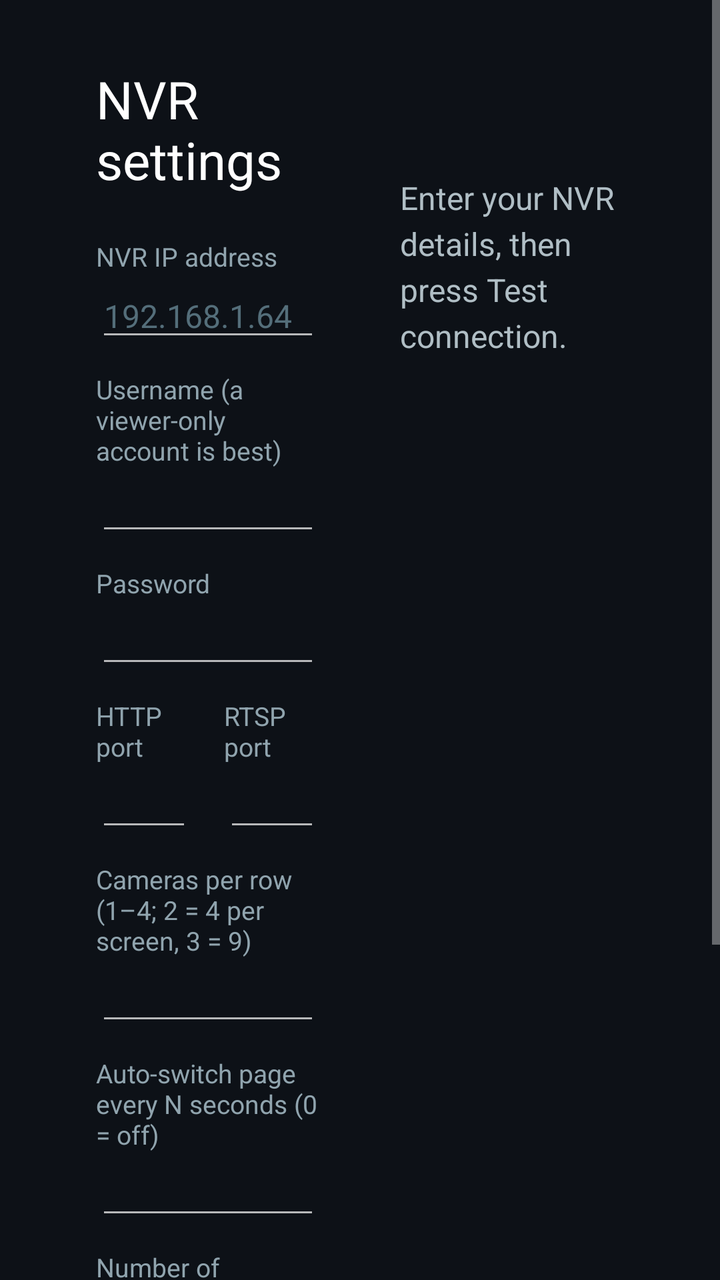
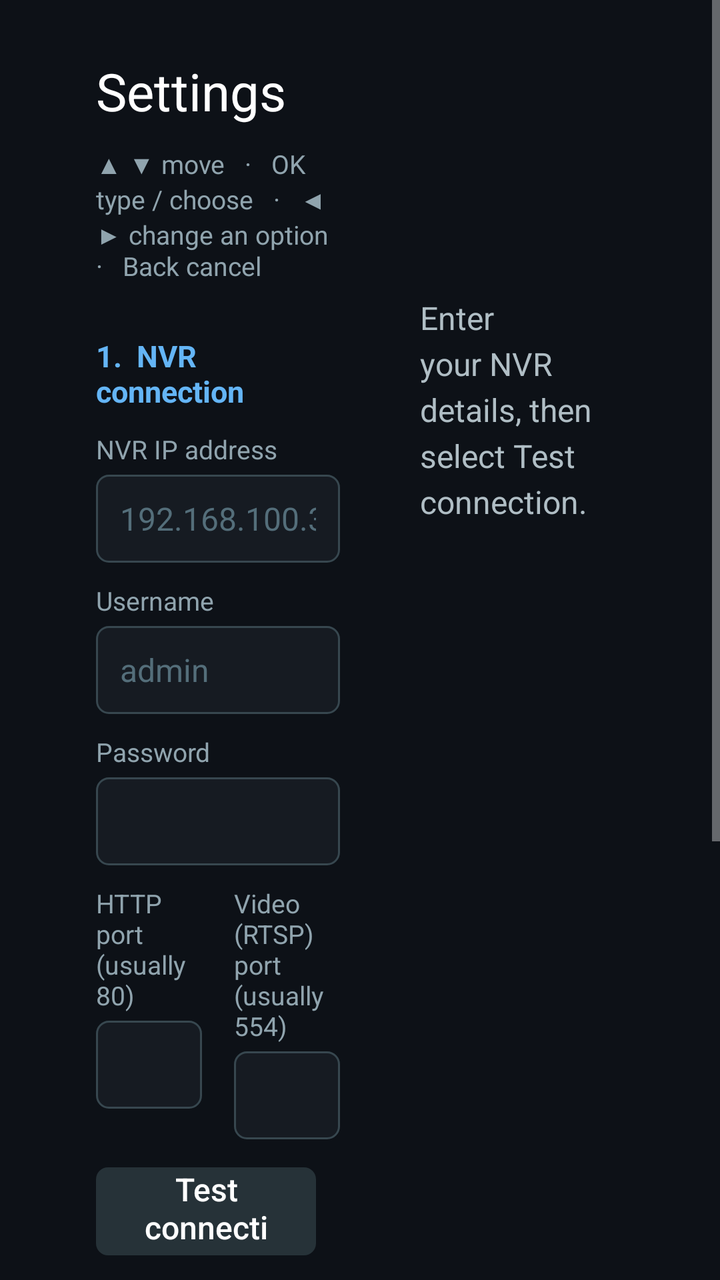

Screens rendered from an Android XML layout before and after an edit, with the pre-edit source and the edit as a unified diff.
<!-- AndroidManifest.xml: application theme AppTheme -->
<!-- res/layout/activity_settings.xml -->
<?xml version="1.0" encoding="utf-8"?>
<ScrollView xmlns:android="http://schemas.android.com/apk/res/android"
    android:layout_width="match_parent"
    android:layout_height="match_parent"
    android:background="#0D1117">

    <LinearLayout
        android:layout_width="match_parent"
        android:layout_height="wrap_content"
        android:orientation="horizontal"
        android:paddingHorizontal="48dp"
        android:paddingVertical="32dp">

        
        <LinearLayout
            android:layout_width="0dp"
            android:layout_height="wrap_content"
            android:layout_weight="1"
            android:orientation="vertical">

            <TextView
                style="@style/SettingsTitle"
                android:text="NVR settings" />

            <TextView style="@style/SettingsLabel" android:text="NVR IP address" />
            <EditText
                android:id="@+id/f_host"
                style="@style/SettingsField"
                android:hint="192.168.1.64"
                android:inputType="textUri" />

            <TextView style="@style/SettingsLabel" android:text="Username (a viewer-only account is best)" />
            <EditText
                android:id="@+id/f_user"
                style="@style/SettingsField"
                android:inputType="text" />

            <TextView style="@style/SettingsLabel" android:text="Password" />
            <EditText
                android:id="@+id/f_pass"
                style="@style/SettingsField"
                android:inputType="textPassword" />

            <LinearLayout
                android:layout_width="match_parent"
                android:layout_height="wrap_content"
                android:orientation="horizontal">

                <LinearLayout
                    android:layout_width="0dp"
                    android:layout_height="wrap_content"
                    android:layout_marginEnd="16dp"
                    android:layout_weight="1"
                    android:orientation="vertical">

                    <TextView style="@style/SettingsLabel" android:text="HTTP port" />
                    <EditText
                        android:id="@+id/f_http_port"
                        style="@style/SettingsField"
                        android:inputType="number" />
                </LinearLayout>

                <LinearLayout
                    android:layout_width="0dp"
                    android:layout_height="wrap_content"
                    android:layout_weight="1"
                    android:orientation="vertical">

                    <TextView style="@style/SettingsLabel" android:text="RTSP port" />
                    <EditText
                        android:id="@+id/f_rtsp_port"
                        style="@style/SettingsField"
                        android:inputType="number" />
                </LinearLayout>
            </LinearLayout>

            <TextView style="@style/SettingsLabel" android:text="Cameras per row (1–4; 2 = 4 per screen, 3 = 9)" />
            <EditText
                android:id="@+id/f_grid"
                style="@style/SettingsField"
                android:inputType="number" />

            <TextView style="@style/SettingsLabel" android:text="Auto-switch page every N seconds (0 = off)" />
            <EditText
                android:id="@+id/f_cycle"
                style="@style/SettingsField"
                android:inputType="number" />

            <TextView style="@style/SettingsLabel" android:text="Number of cameras (0 = detect automatically)" />
            <EditText
                android:id="@+id/f_manual"
                style="@style/SettingsField"
                android:inputType="number" />

            <LinearLayout
                android:layout_width="match_parent"
                android:layout_height="wrap_content"
                android:layout_marginTop="20dp"
                android:orientation="horizontal">

                <Button
                    android:id="@+id/btn_test"
                    android:layout_width="wrap_content"
                    android:layout_height="wrap_content"
                    android:layout_marginEnd="12dp"
                    android:text="Test connection" />

                <Button
                    android:id="@+id/btn_save"
                    android:layout_width="wrap_content"
                    android:layout_height="wrap_content"
                    android:text="Save" />
            </LinearLayout>
        </LinearLayout>

        
        <TextView
            android:id="@+id/result"
            android:layout_width="0dp"
            android:layout_height="wrap_content"
            android:layout_marginStart="40dp"
            android:layout_marginTop="56dp"
            android:layout_weight="1"
            android:lineSpacingExtra="4dp"
            android:text="Enter your NVR details, then press Test connection."
            android:textColor="#B0BEC5"
            android:textSize="16sp" />
    </LinearLayout>
</ScrollView>
<!-- resources referenced by this layout -->
<resources>
  <style name="SettingsField">
          <item name="android:layout_width">match_parent</item>
          <item name="android:layout_height">wrap_content</item>
          <item name="android:maxLines">1</item>
          <item name="android:imeOptions">actionNext</item>
          <item name="android:textColor">#FFFFFF</item>
          <item name="android:textColorHint">#546E7A</item>
          <item name="android:textSize">16sp</item>
      </style>
  <style name="SettingsLabel">
          <item name="android:layout_width">wrap_content</item>
          <item name="android:layout_height">wrap_content</item>
          <item name="android:layout_marginTop">10dp</item>
          <item name="android:textColor">#90A4AE</item>
          <item name="android:textSize">13sp</item>
      </style>
  <style name="SettingsTitle">
          <item name="android:layout_width">wrap_content</item>
          <item name="android:layout_height">wrap_content</item>
          <item name="android:layout_marginBottom">12dp</item>
          <item name="android:textColor">#FFFFFF</item>
          <item name="android:textSize">26sp</item>
      </style>
  <!-- unchanged entries left out for length: 1 -->
</resources>

<!-- the commit's change to res/layout/activity_settings.xml (unified diff, before → after) -->
@@ -2,37 +2,48 @@
 <ScrollView xmlns:android="http://schemas.android.com/apk/res/android"
     android:layout_width="match_parent"
     android:layout_height="match_parent"
-    android:background="#0D1117">
+    android:background="#0D1117"
+    android:fillViewport="true">
 
     <LinearLayout
         android:layout_width="match_parent"
         android:layout_height="wrap_content"
         android:orientation="horizontal"
         android:paddingHorizontal="48dp"
-        android:paddingVertical="32dp">
+        android:paddingVertical="28dp">
 
         
         <LinearLayout
             android:layout_width="0dp"
             android:layout_height="wrap_content"
-            android:layout_weight="1"
+            android:layout_weight="1.2"
             android:orientation="vertical">
 
             <TextView
                 style="@style/SettingsTitle"
-                android:text="NVR settings" />
+                android:text="Settings" />
+
+            <TextView
+                style="@style/SettingsLabel"
+                android:text="▲ ▼ move   ·   OK type / choose   ·   ◀ ▶ change an option   ·   Back cancel" />
+
+            
+            <TextView
+                style="@style/SettingsSection"
+                android:text="1.  NVR connection" />
 
             <TextView style="@style/SettingsLabel" android:text="NVR IP address" />
             <EditText
                 android:id="@+id/f_host"
                 style="@style/SettingsField"
-                android:hint="192.168.1.64"
+                android:hint="192.168.100.30"
                 android:inputType="textUri" />
 
-            <TextView style="@style/SettingsLabel" android:text="Username (a viewer-only account is best)" />
+            <TextView style="@style/SettingsLabel" android:text="Username" />
             <EditText
                 android:id="@+id/f_user"
                 style="@style/SettingsField"
+                android:hint="admin"
                 android:inputType="text" />
 
             <TextView style="@style/SettingsLabel" android:text="Password" />
@@ -53,7 +64,7 @@
                     android:layout_weight="1"
                     android:orientation="vertical">
 
-                    <TextView style="@style/SettingsLabel" android:text="HTTP port" />
+                    <TextView style="@style/SettingsLabel" android:text="HTTP port (usually 80)" />
                     <EditText
                         android:id="@+id/f_http_port"
                         style="@style/SettingsField"
@@ -66,50 +77,58 @@
                     android:layout_weight="1"
                     android:orientation="vertical">
 
-                    <TextView style="@style/SettingsLabel" android:text="RTSP port" />
+                    <TextView style="@style/SettingsLabel" android:text="Video (RTSP) port (usually 554)" />
                     <EditText
                         android:id="@+id/f_rtsp_port"
                         style="@style/SettingsField"
+                        android:imeOptions="actionDone"
                         android:inputType="number" />
                 </LinearLayout>
             </LinearLayout>
 
-            <TextView style="@style/SettingsLabel" android:text="Cameras per row (1–4; 2 = 4 per screen, 3 = 9)" />
-            <EditText
-                android:id="@+id/f_grid"
-                style="@style/SettingsField"
-                android:inputType="number" />
+            <Button
+                android:id="@+id/btn_test"
+                style="@style/SettingsButton"
+                android:layout_marginTop="14dp"
+                android:text="Test connection" />
 
-            <TextView style="@style/SettingsLabel" android:text="Auto-switch page every N seconds (0 = off)" />
-            <EditText
-                android:id="@+id/f_cycle"
-                style="@style/SettingsField"
-                android:inputType="number" />
+            
+            <TextView
+                style="@style/SettingsSection"
+                android:text="2.  Display" />
 
-            <TextView style="@style/SettingsLabel" android:text="Number of cameras (0 = detect automatically)" />
-            <EditText
-                android:id="@+id/f_manual"
-                style="@style/SettingsField"
-                android:inputType="number" />
+            <Button
+                android:id="@+id/o_grid"
+                style="@style/SettingsOption" />
 
+            <Button
+                android:id="@+id/o_fit"
+                style="@style/SettingsOption" />
+
+            <Button
+                android:id="@+id/o_cycle"
+                style="@style/SettingsOption" />
+
+            <Button
+                android:id="@+id/o_manual"
+                style="@style/SettingsOption" />
+
+            
             <LinearLayout
                 android:layout_width="match_parent"
                 android:layout_height="wrap_content"
-                android:layout_marginTop="20dp"
+                android:layout_marginTop="24dp"
                 android:orientation="horizontal">
 
                 <Button
-                    android:id="@+id/btn_test"
-                    android:layout_width="wrap_content"
-                    android:layout_height="wrap_content"
-                    android:layout_marginEnd="12dp"
-                    android:text="Test connection" />
+                    android:id="@+id/btn_save"
+                    style="@style/SettingsButton"
+                    android:text="Save" />
 
                 <Button
-                    android:id="@+id/btn_save"
-                    android:layout_width="wrap_content"
-                    android:layout_height="wrap_content"
-                    android:text="Save" />
+                    android:id="@+id/btn_cancel"
+                    style="@style/SettingsButton"
+                    android:text="Cancel" />
             </LinearLayout>
         </LinearLayout>
 
@@ -119,10 +138,10 @@
             android:layout_width="0dp"
             android:layout_height="wrap_content"
             android:layout_marginStart="40dp"
-            android:layout_marginTop="56dp"
+            android:layout_marginTop="120dp"
             android:layout_weight="1"
             android:lineSpacingExtra="4dp"
-            android:text="Enter your NVR details, then press Test connection."
+            android:text="Enter your NVR details, then select Test connection."
             android:textColor="#B0BEC5"
             android:textSize="16sp" />
     </LinearLayout>
<!-- resource entries referenced after the edit -->
@@ -1,10 +1,29 @@
 <!-- resources referenced by this layout -->
 <resources>
+  <style name="SettingsButton">
+          <item name="android:layout_width">wrap_content</item>
+          <item name="android:layout_height">44dp</item>
+          <item name="android:layout_marginEnd">12dp</item>
+          <item name="android:background">@drawable/button_tv</item>
+          <item name="android:focusable">true</item>
+          <item name="android:gravity">center</item>
+          <item name="android:paddingHorizontal">24dp</item>
+          <item name="android:textAllCaps">false</item>
+          <item name="android:textColor">#FFFFFF</item>
+          <item name="android:textSize">16sp</item>
+          <item name="android:stateListAnimator">@null</item>
+          <item name="android:minHeight">0dp</item>
+          <item name="android:minWidth">0dp</item>
+          <item name="android:paddingVertical">0dp</item>
+      </style>
   <style name="SettingsField">
           <item name="android:layout_width">match_parent</item>
-          <item name="android:layout_height">wrap_content</item>
+          <item name="android:layout_height">44dp</item>
+          <item name="android:background">@drawable/field_tv</item>
+          <item name="android:imeOptions">actionNext</item>
           <item name="android:maxLines">1</item>
-          <item name="android:imeOptions">actionNext</item>
+          <item name="android:paddingHorizontal">12dp</item>
+          <item name="android:singleLine">true</item>
           <item name="android:textColor">#FFFFFF</item>
           <item name="android:textColorHint">#546E7A</item>
           <item name="android:textSize">16sp</item>
@@ -13,16 +32,80 @@
           <item name="android:layout_width">wrap_content</item>
           <item name="android:layout_height">wrap_content</item>
           <item name="android:layout_marginTop">10dp</item>
+          <item name="android:layout_marginBottom">4dp</item>
           <item name="android:textColor">#90A4AE</item>
           <item name="android:textSize">13sp</item>
+      </style>
+  <style name="SettingsOption">
+          <item name="android:layout_width">match_parent</item>
+          <item name="android:layout_height">44dp</item>
+          <item name="android:layout_marginTop">8dp</item>
+          <item name="android:background">@drawable/button_tv</item>
+          <item name="android:focusable">true</item>
+          <item name="android:gravity">center_vertical|start</item>
+          <item name="android:paddingHorizontal">16dp</item>
+          <item name="android:textAllCaps">false</item>
+          <item name="android:textColor">#FFFFFF</item>
+          <item name="android:textSize">15sp</item>
+          <item name="android:stateListAnimator">@null</item>
+          <item name="android:minHeight">0dp</item>
+          <item name="android:minWidth">0dp</item>
+          <item name="android:paddingVertical">0dp</item>
+      </style>
+  <style name="SettingsSection">
+          <item name="android:layout_width">wrap_content</item>
+          <item name="android:layout_height">wrap_content</item>
+          <item name="android:layout_marginTop">22dp</item>
+          <item name="android:textColor">#64B5F6</item>
+          <item name="android:textSize">15sp</item>
+          <item name="android:textStyle">bold</item>
       </style>
   <style name="SettingsTitle">
           <item name="android:layout_width">wrap_content</item>
           <item name="android:layout_height">wrap_content</item>
-          <item name="android:layout_marginBottom">12dp</item>
           <item name="android:textColor">#FFFFFF</item>
           <item name="android:textSize">26sp</item>
       </style>
+  <!-- drawable button_tv (drawable) -->
+  <?xml version="1.0" encoding="utf-8"?>
+  <selector xmlns:android="http://schemas.android.com/apk/res/android">
+      <item android:state_focused="true">
+          <shape android:shape="rectangle">
+              <corners android:radius="6dp" />
+              <solid android:color="#2196F3" />
+          </shape>
+      </item>
+      <item android:state_pressed="true">
+          <shape android:shape="rectangle">
+              <corners android:radius="6dp" />
+              <solid android:color="#1565C0" />
+          </shape>
+      </item>
+      <item>
+          <shape android:shape="rectangle">
+              <corners android:radius="6dp" />
+              <solid android:color="#263238" />
+          </shape>
+      </item>
+  </selector>
+  <!-- drawable field_tv (drawable) -->
+  <?xml version="1.0" encoding="utf-8"?>
+  <selector xmlns:android="http://schemas.android.com/apk/res/android">
+      <item android:state_focused="true">
+          <shape android:shape="rectangle">
+              <corners android:radius="6dp" />
+              <solid android:color="#1A2733" />
+              <stroke android:width="2dp" android:color="#2196F3" />
+          </shape>
+      </item>
+      <item>
+          <shape android:shape="rectangle">
+              <corners android:radius="6dp" />
+              <solid android:color="#161B22" />
+              <stroke android:width="1dp" android:color="#37474F" />
+          </shape>
+      </item>
+  </selector>
   <!-- unchanged entries left out for length: 1 -->
 </resources>
 
